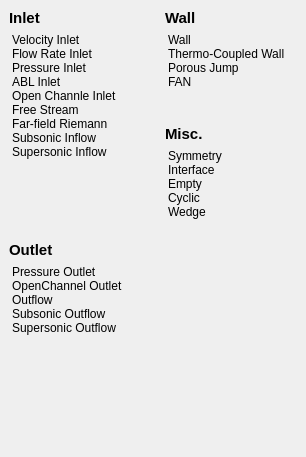
Old version of the form view/setup/boundary_conditions/boundary_type_picker.ui in the repository nextfoam/baram.
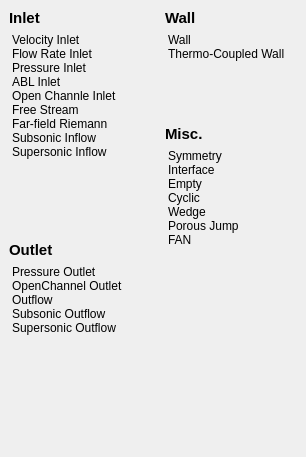
New version of the form.

Commit message: Feedback from bykim

The edit to the form file:
```diff
--- a/view/setup/boundary_conditions/boundary_type_picker.ui
+++ b/view/setup/boundary_conditions/boundary_type_picker.ui
@@ -296,16 +296,6 @@
              <string>Thermo-Coupled Wall</string>
             </property>
            </item>
-           <item>
-            <property name="text">
-             <string>Porous Jump</string>
-            </property>
-           </item>
-           <item>
-            <property name="text">
-             <string>FAN</string>
-            </property>
-           </item>
           </widget>
          </item>
         </layout>
@@ -376,6 +366,16 @@
              <string>Wedge</string>
             </property>
            </item>
+           <item>
+            <property name="text">
+             <string>Porous Jump</string>
+            </property>
+           </item>
+           <item>
+            <property name="text">
+             <string>FAN</string>
+            </property>
+           </item>
           </widget>
          </item>
         </layout>
```
The commit also changes 1 other file.
